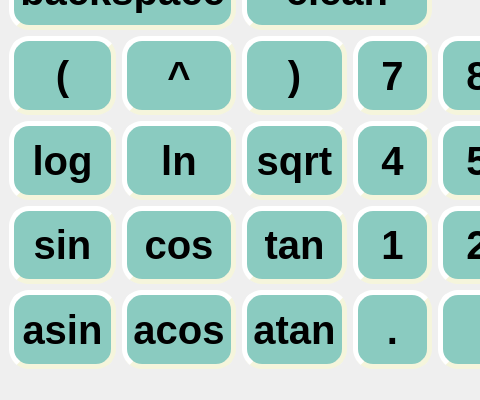
First picture: the form in src/untitled/mainwindow.ui, repository antiloch/SmartCalc, before the edit; both pictures show x 0 to 480 and y 142 to 542 of the 696 by 542 pixel window.
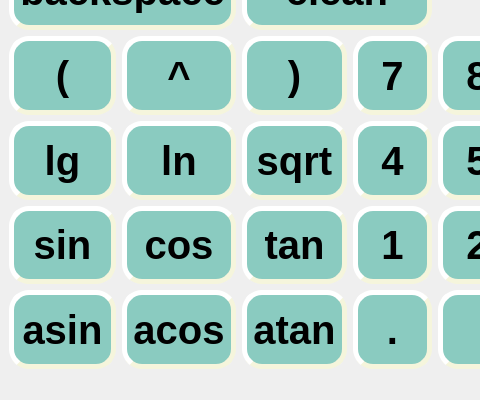
Second picture: the form after the edit.

Commit message: fix log && unar minus errors

The edit to the form file:
```diff
--- a/src/untitled/mainwindow.ui
+++ b/src/untitled/mainwindow.ui
@@ -609,7 +609,7 @@
      padding: 6px;</string>
       </property>
       <property name="text">
-       <string>log</string>
+       <string>lg</string>
       </property>
      </widget>
     </item>
```
The commit also changes 2 other files.
